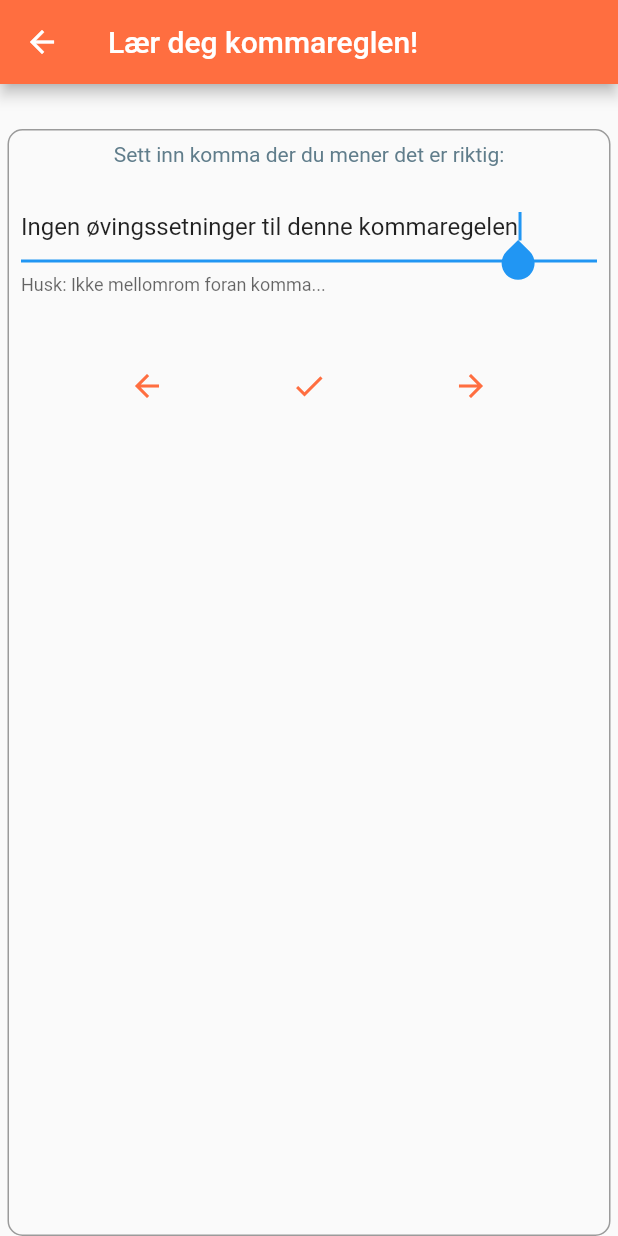
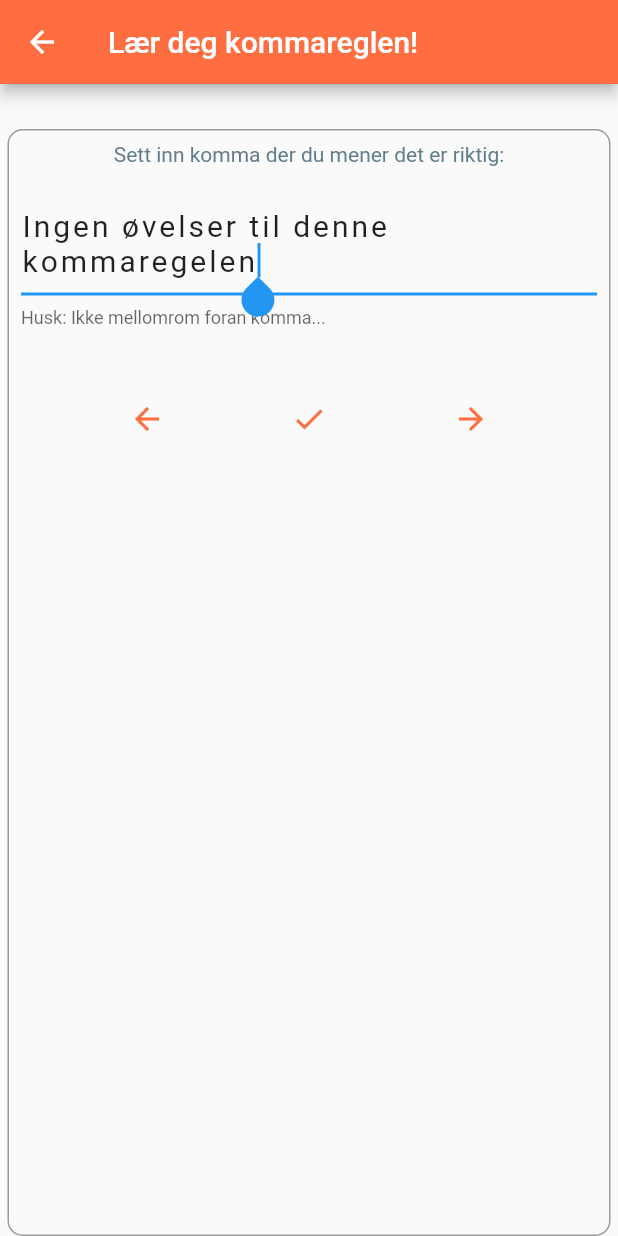
Before and after one commit to pahoel/komma, a Flutter app: the ovelse screen opened directly, on a phone screen of 412 x 824 dp. Run offline on Flutter 3.47's test engine with Material 2 defaults, Android fonts, the phone set to English and light mode, and no system bars.

Commit message:
Splashscreen på plass. Flere øvelser på plass

```diff
--- a/lib/about.dart
+++ b/lib/about.dart
@@ -71,6 +71,7 @@ class _ovelseState extends State<ovelse> {
                     controller: formFieldController,
                     maxLines: null,
                     autofocus: true,
+                    style: TextStyle(fontSize: 20, letterSpacing: 2),
                     decoration: InputDecoration(
                       helperText: "Husk: Ikke mellomrom foran komma...",
                     ),
@@ -116,7 +117,12 @@ class _ovelseState extends State<ovelse> {
                     ],
                   ),
                   Spacer(),
-                  Text(resultatet),
+                  Container(
+                    child: Text(
+                      resultatet,
+                      style: TextStyle(color: Colors.deepOrangeAccent, fontWeight: FontWeight.bold),
+                    ),
+                  ),
                 ],
               ),
             ),
@@ -129,7 +135,7 @@ class _ovelseState extends State<ovelse> {
   void fyllUttrekksetninger() {
     int i;
     _indeks = widget.regelIndeks;
-    uttrekksSetning = "Ingen øvingssetninger til denne kommaregelen"; //Dersom try-catch ikke gir resultat
+    uttrekksSetning = "Ingen øvelser til denne kommaregelen"; //Dersom try-catch ikke gir resultat
     regel = "";
     uttrekkSetninger.clear();
 
--- a/lib/data.dart
+++ b/lib/data.dart
@@ -75,15 +75,99 @@ List setninger = [
       "Dette var svært hyggelig men nå må vi dra hjem",
       0),
   Training(
-      "2 Dette er også en tekst med komma, og ikke uten komma",
-      "2 Dette er også en tekst uten komma og ikke med komma",
+      "Hvis helsa holder og tiden strekker til, kommer vi på besøk i jula",
+      "Hvis helsa holder og tiden strekker til kommer vi på besøk i jula",
       1),
   Training(
-      "2,1 Dette er også en tekst med komma, og ikke uten komma",
-      "2,1 Dette er også en tekst uten komma og ikke med komma",
+      "Hvis helsa holder, og hvis tiden strekker til, kommer vi på besøk i jula",
+      "Hvis helsa holder og tiden strekker til kommer vi på besøk i jula",
       1),
   Training(
-      "3 Dette er også en tekst med komma, og ikke uten komma",
-      "3 Dette er også en tekst uten komma og ikke med komma",
-      2)
+      "Dersom dette er alt du har å by på og humøret er like dårlig, tar vi kvelden nå",
+      "Dersom dette er alt du har å by på og humøret er like dårlig tar vi kvelden nå",
+      1),
+  Training(
+      "Dersom dette er alt du har å by på, og dersom humøret er like dårlig, tar vi kvelden nå",
+      "Dersom dette er alt du har å by på og dersom humøret er like dårlig tar vi kvelden nå",
+      1),
+  Training(
+      "Da Knut kom hjem, døde kona",
+      "Da Knut kom hjem døde kona",
+      2),
+  Training(
+      "Hvis du vil ha billetter til festspillene i Bayruth mens du lever, må du søke før du blir tjue",
+      "Hvis du vil ha billetter til festspillene i Bayruth mens du lever må du søke før du blir tjue",
+      2),
+  Training(
+      "Når Jarle blir engasjert, glemmer han å spise",
+      "Når Jarle blir engasjert glemmer han å spise",
+      2),
+  Training(
+      "Da Blakken kom inn fra beite, var han oppspist av mygg",
+      "Da Blakken kom inn fra beite var han oppspist av mygg",
+      2),
+  Training(
+      "Hvis du ikke kan ta deg selv i nakken, skal jeg gjøre det!",
+      "Hvis du ikke kan ta deg selv i nakken skal jeg gjøre det!",
+      2),
+  Training(
+      "Forestilling som var ny for oss, svarte fullt ut til forventningene",
+      "Forestilling som var ny for oss svarte fullt ut til forventningene",
+      3),
+  Training(
+      "Desserten som vi hadde sett frem til, var en gedigen nedtur",
+      "Desserten som vi hadde sett frem til var en gedigen nedtur",
+      3),
+  Training(
+      "Gutten som forvolte skaden, forsvant som dugg for sola",
+      "Gutten som forvolte skaden forsvant som dugg for sola",
+      3),
+  Training(
+      "Pizzadeigen som hadde hevet i 48 timer, gav en fantastisk fin bunn",
+      "Pizzadeigen som hadde hevet i 48 timer gav en fantastisk fin bunn",
+      3),
+  Training(
+      "Maten vi fikk til middag, smakte fortreffelig",
+      "Maten vi fikk til middag smakte fortreffelig",
+      3),
+  Training(
+      "Kniven, som hadde sort skaft, var en vanlig kjøkkenkniv",
+      "Kniven som hadde sort skaft var en vanlig kjøkkenkniv",
+      4),
+  Training(
+      "Jenta, som hadde blå jakke, var ute på heisatur",
+      "Jenta som hadde blå jakke var ute på heisatur",
+      4),
+  Training(
+      "Filmen, som var i lengste laget, var tekstet på polsk",
+      "Filmen som var i lengste laget var tekstet på polsk",
+      4),
+  Training(
+      "Studenten, som ofte var for sein, møtte ikke opp til eksamen",
+      "Studenten som ofte var for sein møtte ikke opp til eksamen",
+      4),
+  Training(
+      "Den nye kua, som var kollet, melket best av all",
+      "Den nye kua, som var kollet, melket best av all",
+      4),
+  Training(
+      "Hovedstaden i Norge, Oslo, het før Kristiania",
+      "Hovedstaden i Norge Oslo het før Kristiania",
+      5),
+  Training(
+      "Richard Wagner, tidenes største operakomponist, bygde sitt eget operahus i Bayruth",
+      "Richard Wagner tidenes største operakomponist bygde sitt eget operahus i Bayruth",
+      5),
+  Training(
+      " ",
+      " ",
+      5),
+  Training(
+      " ",
+      " ",
+      5),
+  Training(
+      " ",
+      " ",
+      5),
 ];
```
Also changed, not shown: 28 other files.
